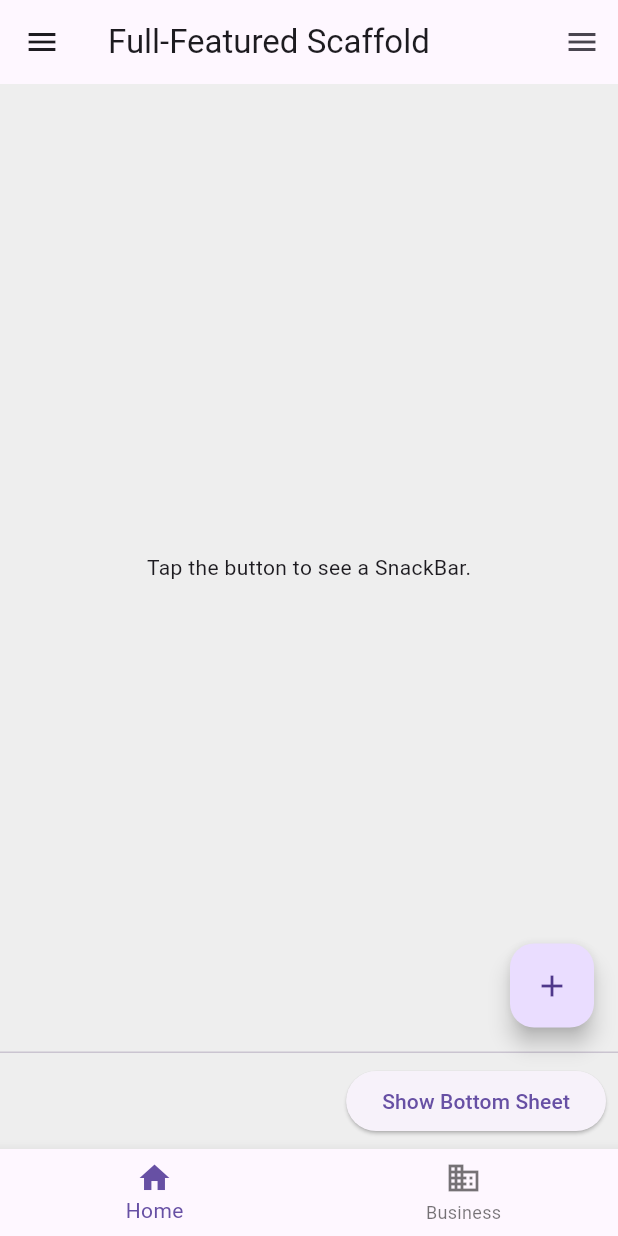
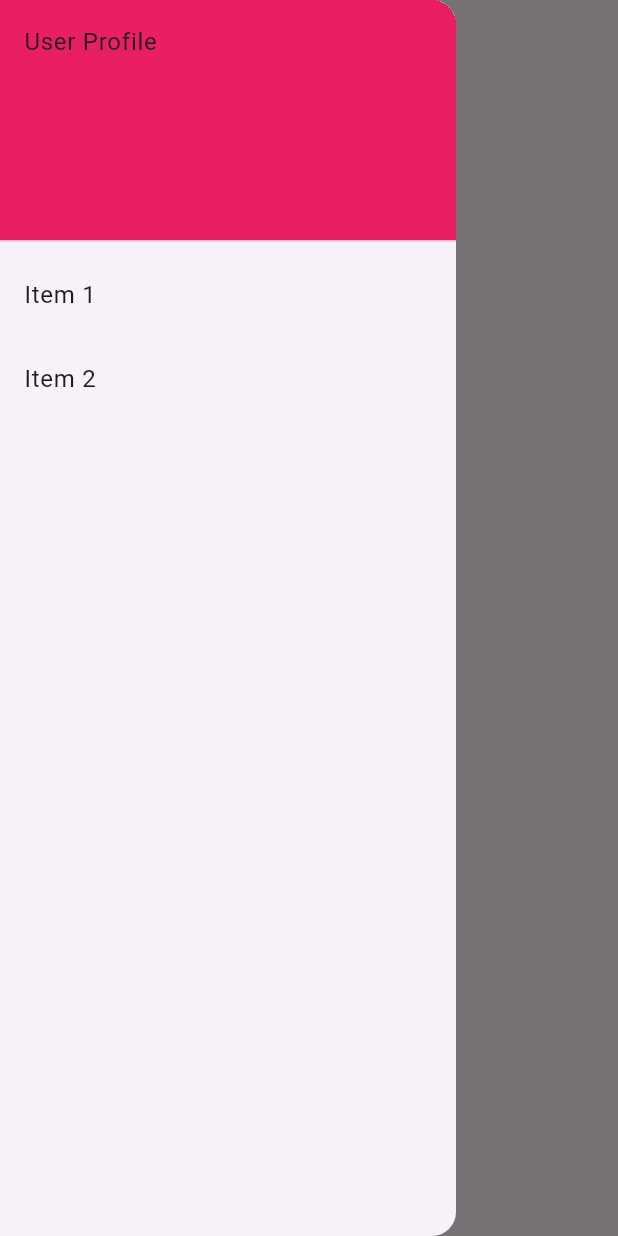
Before and after one commit to Sonykhan1121/Flutter-Full-Stack-Development, a Flutter app: the screen it shows after launch, in the side drawer, after a tap on the "menu" icon, on a phone screen of 412 x 824 dp. Run offline on Flutter 3.47's test engine with Material 3 defaults, Android fonts, the phone set to English and light mode, and no system bars; our stand-ins replace cached_network_image, image_picker; project files that could hold a hidden picture were left out.

Commit message:
Media Query with layout builder

```diff
--- a/03 Practice Basic Flutter Projects/test_widget/lib/main.dart
+++ b/03 Practice Basic Flutter Projects/test_widget/lib/main.dart
@@ -14,6 +14,7 @@ import 'package:test_widget/listview_features/list_view_test.dart';
 import 'package:test_widget/scaffold_features/scaffold_test.dart';
 
 import 'card_features/card_test.dart';
+import 'mediaquery_features/mediaquery_testing.dart';
 
 void main() {
   runApp(const MyApp());
@@ -35,7 +36,7 @@ class MyApp extends StatelessWidget {
         theme: ThemeData(
           primaryColor: Colors.blue,
         ),
-        home: ScaffoldTest(),
+        home: MediaqueryTesting(),
       ),
 
     );
--- /dev/null
+++ b/03 Practice Basic Flutter Projects/test_widget/lib/mediaquery_features/mediaquery_testing.dart
@@ -0,0 +1,73 @@
+import 'package:flutter/material.dart';
+
+class MediaqueryTesting extends StatefulWidget {
+  const MediaqueryTesting({super.key});
+
+  @override
+  State<MediaqueryTesting> createState() => _MediaqueryTestingState();
+}
+
+class _MediaqueryTestingState extends State<MediaqueryTesting> {
+  final GlobalKey<ScaffoldState> _scaffoldKey = GlobalKey<ScaffoldState>();
+  bool _pressed = false;
+
+  @override
+  Widget build(BuildContext context) {
+    print("build1");
+    // Use LayoutBuilder to rebuild the widget when parent constraints change
+    return LayoutBuilder(
+      builder: (context, constraints) {
+        final isWide = constraints.maxWidth > 500;
+
+        // Auto open/close drawer based on width
+        WidgetsBinding.instance.addPostFrameCallback((_) {
+          print("build2");
+          if (isWide && _scaffoldKey.currentState?.isDrawerOpen == false&&(_pressed==false)) {
+            _scaffoldKey.currentState?.openDrawer();
+            _pressed = true;
+          } else if (!isWide && _scaffoldKey.currentState?.isDrawerOpen == true) {
+            Navigator.of(context).pop();
+            _pressed = false;// This will close the drawer if it's open
+          }
+        });
+
+        return Scaffold(
+          key: _scaffoldKey,
+          appBar: AppBar(
+            title: Text('Mediaquery Testing'),
+            leading: (!isWide)
+                ? IconButton(
+              icon: Icon(Icons.menu),
+              onPressed: (){
+                _scaffoldKey.currentState?.openDrawer();
+                _pressed = true;
+              },
+            )
+                : null,
+          ),
+          drawer: Drawer(
+            child: ListView(
+              children: [
+                DrawerHeader(
+                  child: Text("User Profile"),
+                  decoration: BoxDecoration(
+                    color: Colors.pink,
+                  ),
+                ),
+                ListTile(
+                  title: Text('Item 1'),
+                ),
+                ListTile(
+                  title: Text('Item 2'),
+                ),
+              ],
+            ),
+          ),
+          body: Center(
+            child: Text('Width: ${constraints.maxWidth}'),
+          ),
+        );
+      },
+    );
+  }
+}
--- a/03 Practice Basic Flutter Projects/test_widget/lib/scaffold_features/scaffold_test.dart
+++ b/03 Practice Basic Flutter Projects/test_widget/lib/scaffold_features/scaffold_test.dart
@@ -12,7 +12,7 @@ class _ScaffoldTestState extends State<ScaffoldTest> {
   Widget build(BuildContext context) {
     return Scaffold(
       appBar: AppBar(title: Text('Full-Featured Scaffold')),
-      body: Center(child: Text('Tap the button to see a SnackBar.')),
+      body: SafeArea(child: Center(child: Text('Tap the button to see a SnackBar.'))),
       floatingActionButton: FloatingActionButton(
         onPressed: () {
           ScaffoldMessenger.of(context).showSnackBar(
```
